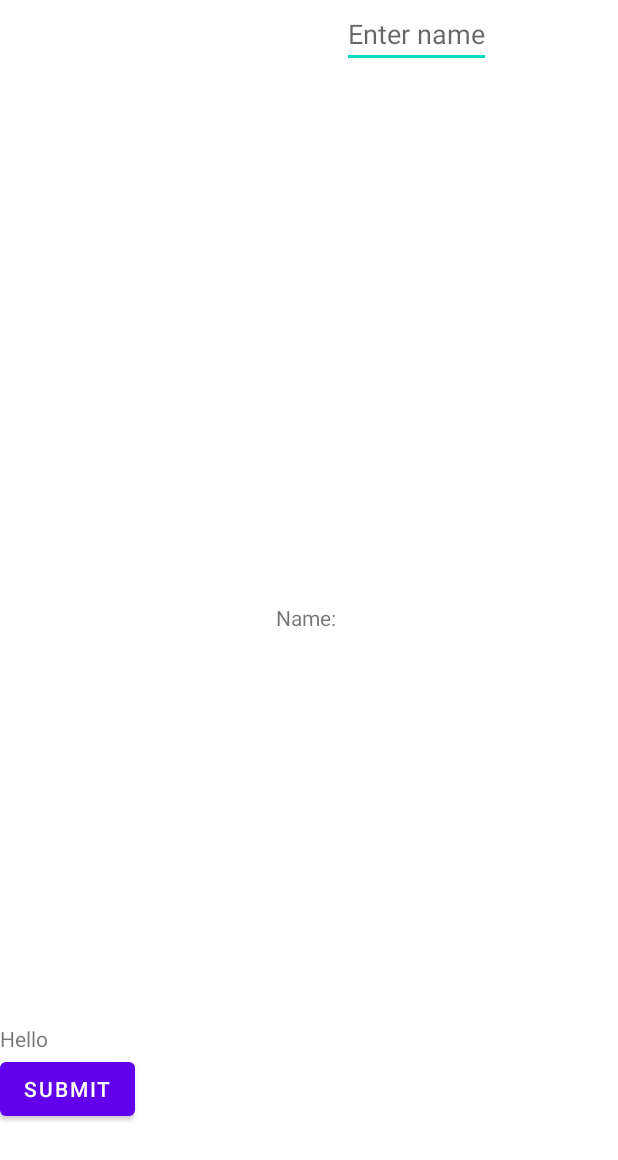
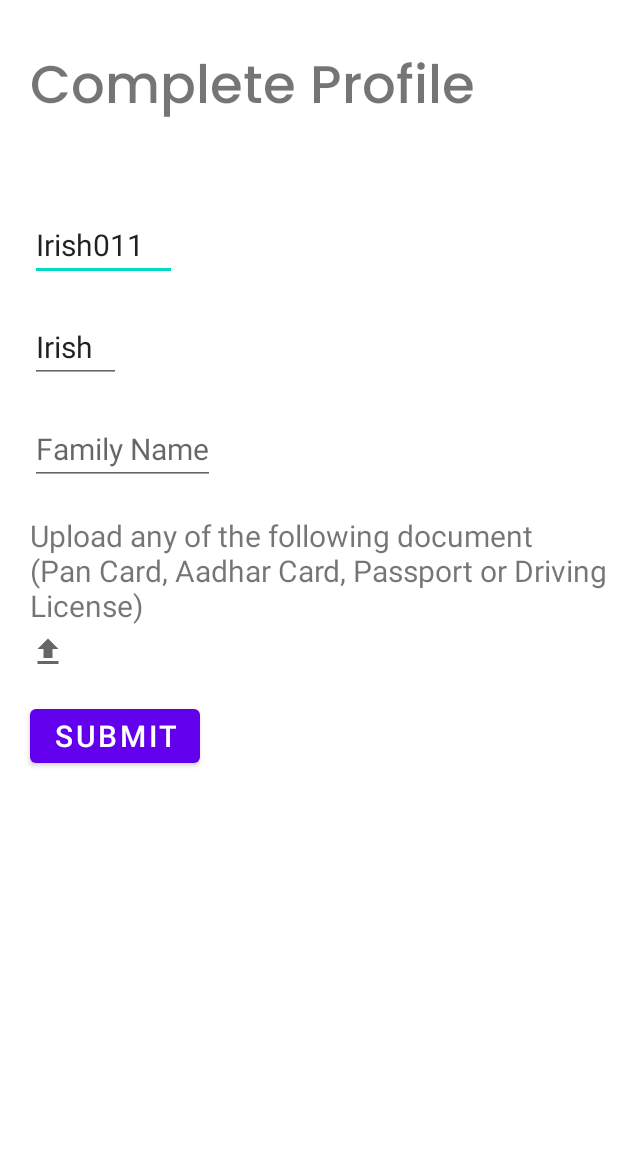
Before and after one commit to Irish011/Login-Register_Android, an Android app: the ProfileActivity screen opened directly, with no data from a screen before it, on a phone screen of 412 x 824 dp. Shown: the top 1160 px of the screen. Run offline under Robolectric (Android 15) with nearby library versions, the phone set to English and light mode, and no system bars.

Commit message:
Complete Profile Addded

```diff
--- /dev/null
+++ b/app/src/main/res/drawable/ic_fileupload.xml
@@ -0,0 +1,10 @@
+<vector xmlns:android="http://schemas.android.com/apk/res/android"
+    android:width="24dp"
+    android:height="24dp"
+    android:viewportWidth="24"
+    android:viewportHeight="24"
+    android:tint="?attr/colorControlNormal">
+  <path
+      android:fillColor="@android:color/white"
+      android:pathData="M9,16h6v-6h4l-7,-7 -7,7h4zM5,18h14v2L5,20z"/>
+</vector>
--- a/app/src/main/res/layout/activity_profile.xml
+++ b/app/src/main/res/layout/activity_profile.xml
@@ -8,37 +8,87 @@
     tools:context=".ProfileActivity">
 
     <TextView
-        android:id="@+id/profilename"
+        android:id="@+id/profiletext"
         android:layout_width="wrap_content"
         android:layout_height="wrap_content"
         android:layout_marginTop="30dp"
-        android:text="Name: "
-        android:layout_centerInParent="true"/>
+        android:textSize="35sp"
+        android:layout_marginLeft="20dp"
+        android:text="Complete Profile"
+        android:fontFamily="@font/poppins_medium"
+        />
+
+    <EditText
+        android:id="@+id/profileusrname"
+        android:layout_width="wrap_content"
+        android:layout_height="wrap_content"
+        android:layout_below="@+id/profiletext"
+        android:layout_marginLeft="20dp"
+        android:layout_marginTop="50dp"
+        android:textSize="20dp"
+        android:text="Irish011"
+        android:hint="Username"
+        />
 
     <EditText
         android:id="@+id/profilenameedit"
         android:layout_width="wrap_content"
         android:layout_height="wrap_content"
-        android:layout_alignEnd="@+id/profilename"
-        android:layout_marginStart="-14dp"
-        android:layout_marginLeft="30dp"
-        android:layout_marginEnd="-100dp"
-        android:layout_marginBottom="35dp"
-        android:hint="Enter name"
+        android:layout_below="@+id/profileusrname"
+        android:layout_marginLeft="20dp"
+        android:layout_marginTop="20dp"
+        android:textSize="20dp"
+        android:text="Irish"
+        android:hint="Name"
+        />
+
+    <EditText
+        android:id="@+id/profilefnameedit"
+        android:layout_width="wrap_content"
+        android:layout_height="wrap_content"
+        android:layout_below="@+id/profilenameedit"
+        android:layout_marginLeft="20dp"
+        android:textSize="20dp"
+        android:layout_marginTop="20dp"
+        android:hint="Family Name"
         />
 
     <TextView
-        android:id="@+id/halo"
+        android:id="@+id/uploaddoc"
         android:layout_width="wrap_content"
         android:layout_height="wrap_content"
-        android:layout_below="@+id/profilename"
-        android:layout_marginTop="261dp"
-        android:text="Hello" />
+        android:layout_below="@id/profilefnameedit"
+        android:layout_marginLeft="20dp"
+        android:textSize="20sp"
+        android:layout_marginTop="20dp"
+        android:text="Upload any of the following document
+
+
+
+
+
+        (Pan Card, Aadhar Card, Passport or Driving License)"
+        />
+    <ImageView
+        android:id="@+id/uploadicon"
+        android:layout_width="wrap_content"
+        android:layout_height="wrap_content"
+        android:layout_below="@id/uploaddoc"
+        android:layout_marginLeft="20dp"
+        android:layout_marginTop="5dp"
+
+        android:src="@drawable/ic_fileupload"/>
+
+
 
     <Button
         android:layout_width="wrap_content"
         android:layout_height="wrap_content"
+        android:layout_marginLeft="20dp"
         android:text="Submit"
-        android:layout_below="@+id/halo"/>
+        android:textSize="20dp"
+        android:layout_marginTop="20dp"
+        android:layout_below="@+id/uploadicon"
+        />
 
 </RelativeLayout>
```
Also changed, not shown: app/src/main/java/com/example/register_login_firebase/investmentFragment.java (+15 -3 lines), app/src/main/java/com/example/register_login_firebase/portfolioFragment.java (+4 -6 lines), app/src/main/res/layout/fragment_portfolio.xml (+19 -3 lines).
